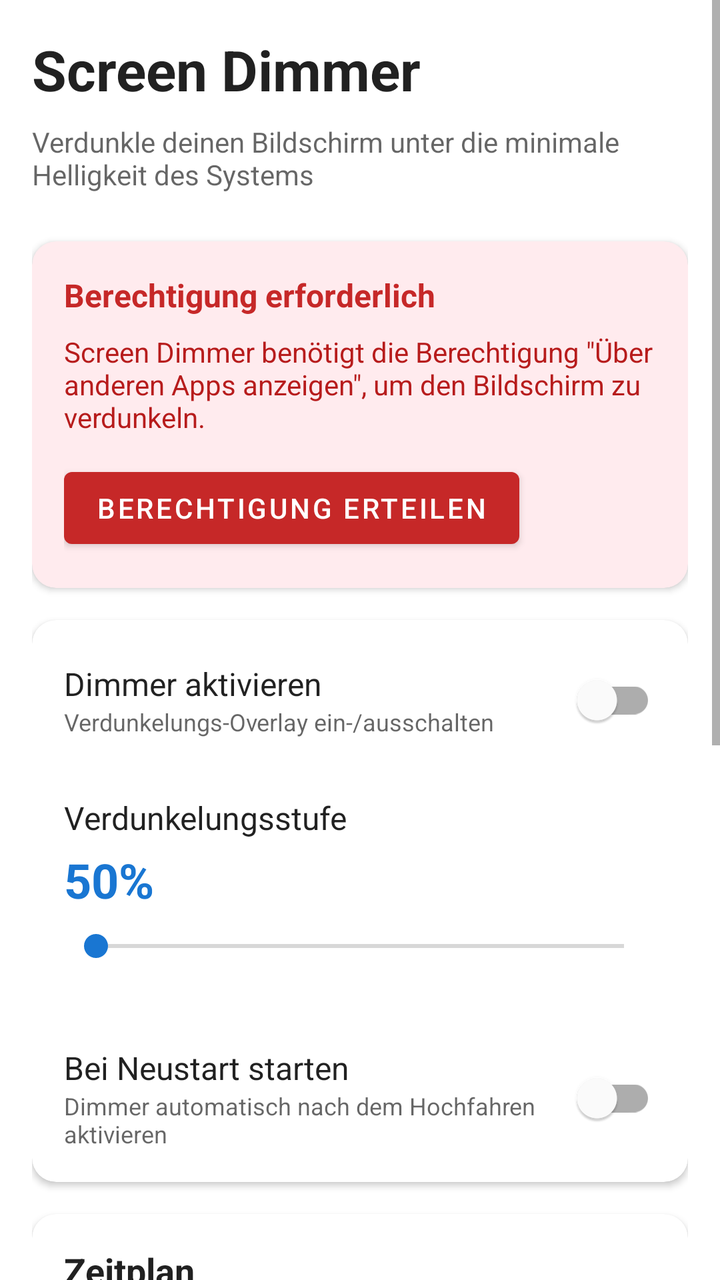
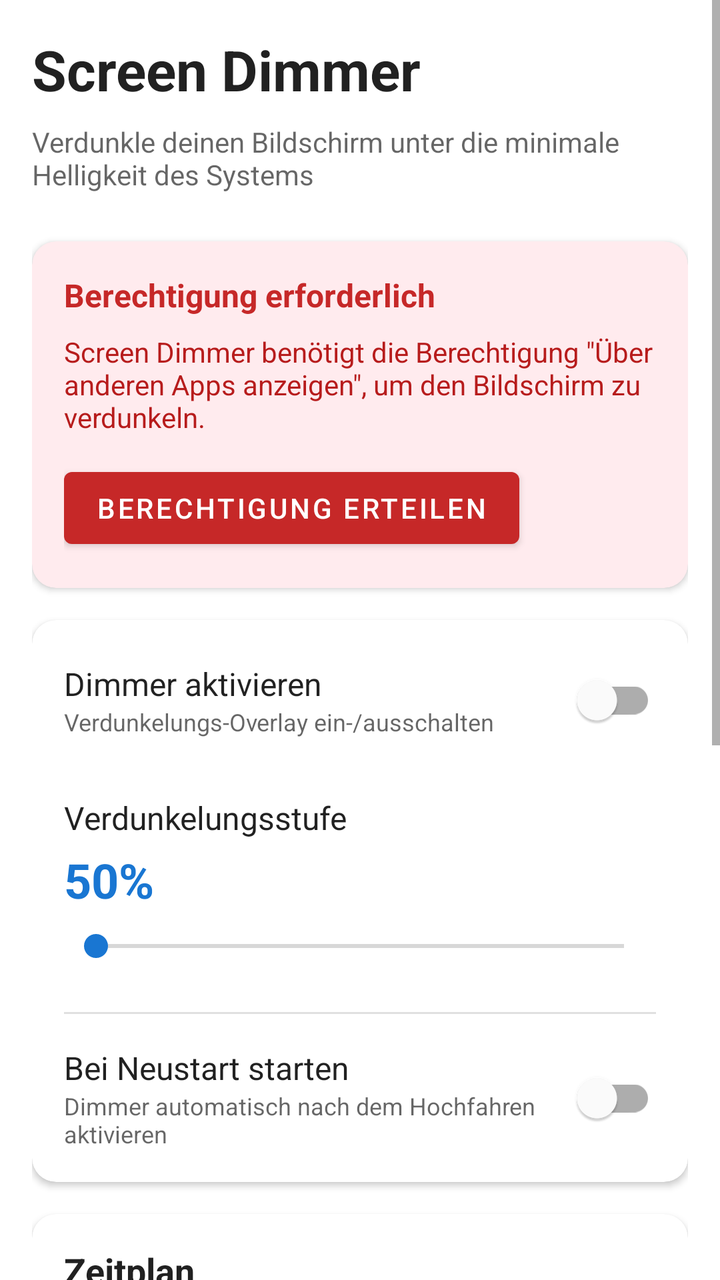

The first picture is an Android layout as it rendered before a commit; the second is the same layout after the commit. The layout source and the unified diff follow.
<!-- AndroidManifest.xml: activity theme Theme.ScreenDimmer -->
<!-- res/layout/activity_main.xml -->
<?xml version="1.0" encoding="utf-8"?>
<ScrollView xmlns:android="http://schemas.android.com/apk/res/android"
    xmlns:app="http://schemas.android.com/apk/res-auto"
    android:layout_width="match_parent"
    android:layout_height="match_parent"
    android:background="?android:colorBackground">

    <LinearLayout
        android:layout_width="match_parent"
        android:layout_height="wrap_content"
        android:orientation="vertical"
        android:padding="16dp">

        
        <TextView
            android:layout_width="match_parent"
            android:layout_height="wrap_content"
            android:text="@string/app_name"
            android:textSize="28sp"
            android:textStyle="bold"
            android:textColor="?android:textColorPrimary"
            android:layout_marginBottom="8dp" />

        <TextView
            android:layout_width="match_parent"
            android:layout_height="wrap_content"
            android:text="@string/app_description"
            android:textSize="14sp"
            android:textColor="?android:textColorSecondary"
            android:layout_marginBottom="24dp" />

        
        <com.google.android.material.card.MaterialCardView
            android:id="@+id/cardPermission"
            android:layout_width="match_parent"
            android:layout_height="wrap_content"
            android:layout_marginBottom="16dp"
            app:cardBackgroundColor="#FFEBEE"
            app:cardCornerRadius="12dp"
            app:cardElevation="2dp">

            <LinearLayout
                android:layout_width="match_parent"
                android:layout_height="wrap_content"
                android:orientation="vertical"
                android:padding="16dp">

                <TextView
                    android:layout_width="match_parent"
                    android:layout_height="wrap_content"
                    android:text="@string/permission_required"
                    android:textSize="16sp"
                    android:textStyle="bold"
                    android:textColor="#C62828"
                    android:layout_marginBottom="8dp" />

                <TextView
                    android:layout_width="match_parent"
                    android:layout_height="wrap_content"
                    android:text="@string/permission_description"
                    android:textSize="14sp"
                    android:textColor="#B71C1C"
                    android:layout_marginBottom="12dp" />

                <com.google.android.material.button.MaterialButton
                    android:id="@+id/buttonGrantPermission"
                    android:layout_width="wrap_content"
                    android:layout_height="wrap_content"
                    android:text="@string/grant_permission"
                    app:backgroundTint="#C62828" />

            </LinearLayout>

        </com.google.android.material.card.MaterialCardView>

        
        <com.google.android.material.card.MaterialCardView
            android:id="@+id/cardBatteryOptimization"
            android:layout_width="match_parent"
            android:layout_height="wrap_content"
            android:layout_marginBottom="16dp"
            android:visibility="gone"
            app:cardBackgroundColor="#FFF3E0"
            app:cardCornerRadius="12dp"
            app:cardElevation="2dp">

            <LinearLayout
                android:layout_width="match_parent"
                android:layout_height="wrap_content"
                android:orientation="vertical"
                android:padding="16dp">

                <TextView
                    android:layout_width="match_parent"
                    android:layout_height="wrap_content"
                    android:text="@string/battery_optimization_title"
                    android:textSize="16sp"
                    android:textStyle="bold"
                    android:textColor="#E65100"
                    android:layout_marginBottom="8dp" />

                <TextView
                    android:layout_width="match_parent"
                    android:layout_height="wrap_content"
                    android:text="@string/battery_optimization_description"
                    android:textSize="14sp"
                    android:textColor="#BF360C"
                    android:layout_marginBottom="12dp" />

                <com.google.android.material.button.MaterialButton
                    android:id="@+id/buttonDisableBatteryOptimization"
                    android:layout_width="wrap_content"
                    android:layout_height="wrap_content"
                    android:text="@string/disable_battery_optimization"
                    app:backgroundTint="#E65100" />

            </LinearLayout>

        </com.google.android.material.card.MaterialCardView>

        
        <com.google.android.material.card.MaterialCardView
            android:id="@+id/cardSettings"
            android:layout_width="match_parent"
            android:layout_height="wrap_content"
            app:cardCornerRadius="12dp"
            app:cardElevation="2dp">

            <LinearLayout
                android:layout_width="match_parent"
                android:layout_height="wrap_content"
                android:orientation="vertical"
                android:padding="16dp">

                
                <LinearLayout
                    android:layout_width="match_parent"
                    android:layout_height="wrap_content"
                    android:orientation="horizontal"
                    android:gravity="center_vertical"
                    android:layout_marginBottom="24dp">

                    <LinearLayout
                        android:layout_width="0dp"
                        android:layout_height="wrap_content"
                        android:layout_weight="1"
                        android:orientation="vertical">

                        <TextView
                            android:layout_width="wrap_content"
                            android:layout_height="wrap_content"
                            android:text="@string/enable_dimmer"
                            android:textSize="16sp"
                            android:textColor="?android:textColorPrimary" />

                        <TextView
                            android:layout_width="wrap_content"
                            android:layout_height="wrap_content"
                            android:text="@string/enable_dimmer_description"
                            android:textSize="12sp"
                            android:textColor="?android:textColorSecondary" />

                    </LinearLayout>

                    <com.google.android.material.switchmaterial.SwitchMaterial
                        android:id="@+id/switchDimmer"
                        android:layout_width="wrap_content"
                        android:layout_height="wrap_content" />

                </LinearLayout>

                
                <TextView
                    android:layout_width="match_parent"
                    android:layout_height="wrap_content"
                    android:text="@string/dim_level"
                    android:textSize="16sp"
                    android:textColor="?android:textColorPrimary"
                    android:layout_marginBottom="4dp" />

                <TextView
                    android:id="@+id/textDimLevel"
                    android:layout_width="match_parent"
                    android:layout_height="wrap_content"
                    android:text="50%"
                    android:textSize="24sp"
                    android:textStyle="bold"
                    android:textColor="?colorPrimary"
                    android:layout_marginBottom="8dp" />

                <SeekBar
                    android:id="@+id/seekBarDimLevel"
                    android:layout_width="match_parent"
                    android:layout_height="wrap_content"
                    android:layout_marginBottom="24dp" />

                <View
                    android:layout_width="match_parent"
                    android:layout_height="1dp"
                    android:background="?android:divider"
                    android:layout_marginBottom="16dp" />

                
                <LinearLayout
                    android:layout_width="match_parent"
                    android:layout_height="wrap_content"
                    android:orientation="horizontal"
                    android:gravity="center_vertical">

                    <LinearLayout
                        android:layout_width="0dp"
                        android:layout_height="wrap_content"
                        android:layout_weight="1"
                        android:orientation="vertical">

                        <TextView
                            android:layout_width="wrap_content"
                            android:layout_height="wrap_content"
                            android:text="@string/start_on_boot"
                            android:textSize="16sp"
                            android:textColor="?android:textColorPrimary" />

                        <TextView
                            android:layout_width="wrap_content"
                            android:layout_height="wrap_content"
                            android:text="@string/start_on_boot_description"
                            android:textSize="12sp"
                            android:textColor="?android:textColorSecondary" />

                    </LinearLayout>

                    <com.google.android.material.switchmaterial.SwitchMaterial
                        android:id="@+id/switchStartOnBoot"
                        android:layout_width="wrap_content"
                        android:layout_height="wrap_content" />

                </LinearLayout>

            </LinearLayout>

        </com.google.android.material.card.MaterialCardView>

        
        <com.google.android.material.card.MaterialCardView
            android:id="@+id/cardSchedule"
            android:layout_width="match_parent"
            android:layout_height="wrap_content"
            android:layout_marginTop="16dp"
            app:cardCornerRadius="12dp"
            app:cardElevation="2dp">

            <LinearLayout
                android:layout_width="match_parent"
                android:layout_height="wrap_content"
                android:orientation="vertical"
                android:padding="16dp">

                <TextView
                    android:layout_width="match_parent"
                    android:layout_height="wrap_content"
                    android:text="@string/schedule_title"
                    android:textSize="18sp"
                    android:textStyle="bold"
                    android:textColor="?android:textColorPrimary"
                    android:layout_marginBottom="16dp" />

                
                <LinearLayout
                    android:layout_width="match_parent"
                    android:layout_height="wrap_content"
                    android:orientation="horizontal"
                    android:gravity="center_vertical"
                    android:layout_marginBottom="12dp">

                    <LinearLayout
                        android:layout_width="0dp"
                        android:layout_height="wrap_content"
                        android:layout_weight="1"
                        android:orientation="vertical">

                        <TextView
                            android:layout_width="wrap_content"
                            android:layout_height="wrap_content"
                            android:text="@string/auto_off_title"
                            android:textSize="16sp"
                            android:textColor="?android:textColorPrimary" />

                        <TextView
                            android:layout_width="wrap_content"
                            android:layout_height="wrap_content"
                            android:text="@string/auto_off_description"
                            android:textSize="12sp"
                            android:textColor="?android:textColorSecondary" />

                    </LinearLayout>

                    <com.google.android.material.switchmaterial.SwitchMaterial
                        android:id="@+id/switchAutoOff"
                        android:layout_width="wrap_content"
                        android:layout_height="wrap_content" />

                </LinearLayout>

                
                <LinearLayout
                    android:id="@+id/layoutAutoOffTime"
                    android:layout_width="match_parent"
                    android:layout_height="wrap_content"
                    android:orientation="horizontal"
                    android:gravity="center_vertical"
                    android:background="?android:selectableItemBackground"
                    android:padding="12dp"
                    android:layout_marginBottom="16dp">

                    <TextView
                        android:layout_width="0dp"
                        android:layout_height="wrap_content"
                        android:layout_weight="1"
                        android:text="@string/auto_off_time"
                        android:textSize="14sp"
                        android:textColor="?android:textColorSecondary" />

                    <TextView
                        android:id="@+id/textAutoOffTime"
                        android:layout_width="wrap_content"
                        android:layout_height="wrap_content"
                        android:text="07:00"
                        android:textSize="18sp"
                        android:textStyle="bold"
                        android:textColor="?colorPrimary" />

                </LinearLayout>

                <View
                    android:layout_width="match_parent"
                    android:layout_height="1dp"
                    android:background="?android:divider"
                    android:layout_marginBottom="16dp" />

                
                <LinearLayout
                    android:layout_width="match_parent"
                    android:layout_height="wrap_content"
                    android:orientation="horizontal"
                    android:gravity="center_vertical"
                    android:layout_marginBottom="12dp">

                    <LinearLayout
                        android:layout_width="0dp"
                        android:layout_height="wrap_content"
                        android:layout_weight="1"
                        android:orientation="vertical">

                        <TextView
                            android:layout_width="wrap_content"
                            android:layout_height="wrap_content"
                            android:text="@string/auto_on_title"
                            android:textSize="16sp"
                            android:textColor="?android:textColorPrimary" />

                        <TextView
                            android:layout_width="wrap_content"
                            android:layout_height="wrap_content"
                            android:text="@string/auto_on_description"
                            android:textSize="12sp"
                            android:textColor="?android:textColorSecondary" />

                    </LinearLayout>

                    <com.google.android.material.switchmaterial.SwitchMaterial
                        android:id="@+id/switchAutoOn"
                        android:layout_width="wrap_content"
                        android:layout_height="wrap_content" />

                </LinearLayout>

                
                <LinearLayout
                    android:id="@+id/layoutAutoOnTime"
                    android:layout_width="match_parent"
                    android:layout_height="wrap_content"
                    android:orientation="horizontal"
                    android:gravity="center_vertical"
                    android:background="?android:selectableItemBackground"
                    android:padding="12dp">

                    <TextView
                        android:layout_width="0dp"
                        android:layout_height="wrap_content"
                        android:layout_weight="1"
                        android:text="@string/auto_on_time"
                        android:textSize="14sp"
                        android:textColor="?android:textColorSecondary" />

                    <TextView
                        android:id="@+id/textAutoOnTime"
                        android:layout_width="wrap_content"
                        android:layout_height="wrap_content"
                        android:text="22:00"
                        android:textSize="18sp"
                        android:textStyle="bold"
                        android:textColor="?colorPrimary" />

                </LinearLayout>

            </LinearLayout>

        </com.google.android.material.card.MaterialCardView>

        
        <com.google.android.material.card.MaterialCardView
            android:layout_width="match_parent"
            android:layout_height="wrap_content"
            android:layout_marginTop="16dp"
            app:cardCornerRadius="12dp"
            app:cardElevation="2dp">

            <LinearLayout
                android:layout_width="match_parent"
                android:layout_height="wrap_content"
                android:orientation="vertical"
                android:padding="16dp">

                <TextView
                    android:layout_width="match_parent"
                    android:layout_height="wrap_content"
                    android:text="@string/quick_settings_title"
                    android:textSize="16sp"
                    android:textStyle="bold"
                    android:textColor="?android:textColorPrimary"
                    android:layout_marginBottom="8dp" />

                <TextView
                    android:layout_width="match_parent"
                    android:layout_height="wrap_content"
                    android:text="@string/quick_settings_instructions"
                    android:textSize="14sp"
                    android:textColor="?android:textColorSecondary" />

            </LinearLayout>

        </com.google.android.material.card.MaterialCardView>

    </LinearLayout>

</ScrollView>
<!-- resources referenced by this layout -->
<resources>
  <string name="app_description">Verdunkle deinen Bildschirm unter die minimale Helligkeit des Systems</string>
  <string name="app_name">Screen Dimmer</string>
  <string name="auto_off_description">Dimmer zu einer bestimmten Uhrzeit ausschalten</string>
  <string name="auto_off_time">Ausschaltzeit</string>
  <string name="auto_off_title">Automatisch ausschalten</string>
  <string name="auto_on_description">Dimmer zu einer bestimmten Uhrzeit einschalten</string>
  <string name="auto_on_time">Einschaltzeit</string>
  <string name="auto_on_title">Automatisch einschalten</string>
  <string name="battery_optimization_description">Die Akku-Optimierung kann den Dimmer im Hintergrund beenden und Zeitpläne verhindern. Deaktiviere sie für zuverlässigen Betrieb.</string>
  <string name="battery_optimization_title">Akku-Optimierung aktiv</string>
  <string name="dim_level">Verdunkelungsstufe</string>
  <string name="disable_battery_optimization">Deaktivieren</string>
  <string name="enable_dimmer">Dimmer aktivieren</string>
  <string name="enable_dimmer_description">Verdunkelungs-Overlay ein-/ausschalten</string>
  <string name="grant_permission">Berechtigung erteilen</string>
  <string name="permission_description">Screen Dimmer benötigt die Berechtigung \"Über anderen Apps anzeigen\", um den Bildschirm zu verdunkeln.</string>
  <string name="permission_required">Berechtigung erforderlich</string>
  <string name="quick_settings_instructions">Wische vom oberen Bildschirmrand nach unten und tippe auf das Stift-Symbol, um die Schnelleinstellungen zu bearbeiten. Ziehe die \"Dimmer\"-Kachel in deine Schnelleinstellungen.</string>
  <string name="quick_settings_title">Schnelleinstellungen</string>
  <string name="schedule_title">Zeitplan</string>
  <string name="start_on_boot">Bei Neustart starten</string>
  <string name="start_on_boot_description">Dimmer automatisch nach dem Hochfahren aktivieren</string>
  <style name="Theme.ScreenDimmer" parent="Theme.MaterialComponents.Light.NoActionBar">
          <item name="colorPrimary">#1976D2</item>
          <item name="colorPrimaryVariant">#1565C0</item>
          <item name="colorOnPrimary">#FFFFFF</item>
          <item name="colorSecondary">#1976D2</item>
          <item name="colorSecondaryVariant">#1565C0</item>
          <item name="colorOnSecondary">#FFFFFF</item>
          <item name="android:statusBarColor">?attr/colorPrimaryVariant</item>
          <item name="android:navigationBarColor">?android:attr/colorBackground</item>
      </style>
</resources>

<!-- the commit's change to res/layout/activity_main.xml (unified diff, before → after) -->
@@ -197,7 +197,7 @@
                 <View
                     android:layout_width="match_parent"
                     android:layout_height="1dp"
-                    android:background="?android:divider"
+                    android:background="#E0E0E0"
                     android:layout_marginBottom="16dp" />
 
                 
@@ -334,7 +334,7 @@
                 <View
                     android:layout_width="match_parent"
                     android:layout_height="1dp"
-                    android:background="?android:divider"
+                    android:background="#E0E0E0"
                     android:layout_marginBottom="16dp" />
 
                 
